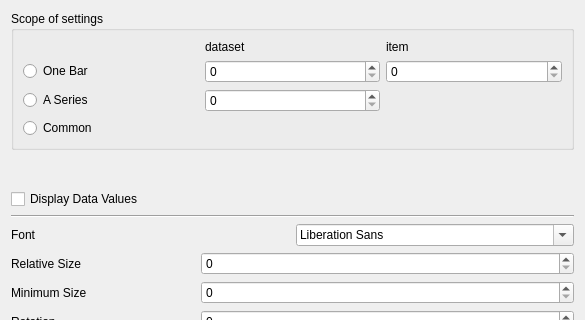
KDAB/KDChart, file examples/demo/datavaluesettings.ui: the form before one commit; both pictures show x 0 to 585 and y 0 to 320 of the 585 by 698 pixel window.
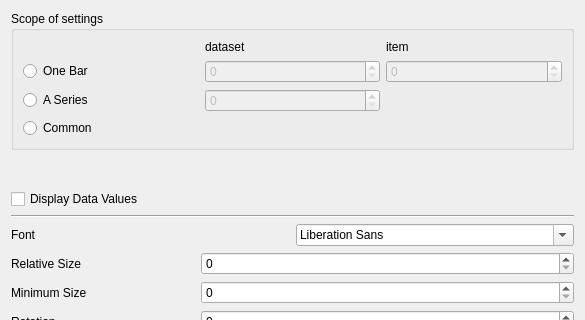
The form after the commit. Icons and pictures are not drawn.

Commit message:
Initialized the datavaluesettings correct.
Disabled the non selected scope spinboxes
initially.

What changed in the file:
```diff
--- a/examples/demo/datavaluesettings.ui
+++ b/examples/demo/datavaluesettings.ui
@@ -50,6 +50,9 @@
       </item>
       <item row="1" column="1">
        <widget class="QSpinBox" name="scopeBarDatasetSB">
+        <property name="enabled">
+         <bool>false</bool>
+        </property>
         <property name="maximum">
          <number>3</number>
         </property>
@@ -57,6 +60,9 @@
       </item>
       <item row="1" column="2">
        <widget class="QSpinBox" name="scopeBarItemSB">
+        <property name="enabled">
+         <bool>false</bool>
+        </property>
         <property name="maximum">
          <number>3</number>
         </property>
@@ -71,6 +77,9 @@
       </item>
       <item row="2" column="1">
        <widget class="QSpinBox" name="scopeDatasetSB">
+        <property name="enabled">
+         <bool>false</bool>
+        </property>
         <property name="maximum">
          <number>3</number>
         </property>
```
